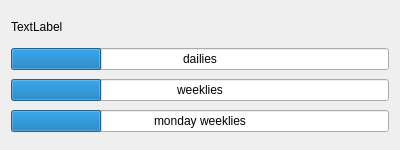
Above: src/mapledailytracker/progresscontent.ui from BryceCallender/OldMapleTracker before the change. Below: the same form after it.
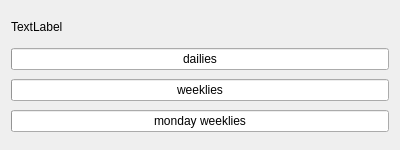
That is the form after the change. Custom widgets are drawn as their Qt base class.

Diff of the .ui file:
```diff
--- a/src/mapledailytracker/progresscontent.ui
+++ b/src/mapledailytracker/progresscontent.ui
@@ -45,7 +45,7 @@
    <item>
     <widget class="QModernProgressBar" name="dailyBar">
      <property name="value">
-      <number>24</number>
+      <number>0</number>
      </property>
      <property name="invertedAppearance">
       <bool>false</bool>
@@ -58,7 +58,7 @@
    <item>
     <widget class="QModernProgressBar" name="wedWeeklyBar">
      <property name="value">
-      <number>24</number>
+      <number>0</number>
      </property>
      <property name="format">
       <string>weeklies</string>
@@ -68,7 +68,7 @@
    <item>
     <widget class="QModernProgressBar" name="monWeeklyBar">
      <property name="value">
-      <number>24</number>
+      <number>0</number>
      </property>
      <property name="format">
       <string>monday weeklies</string>
```
